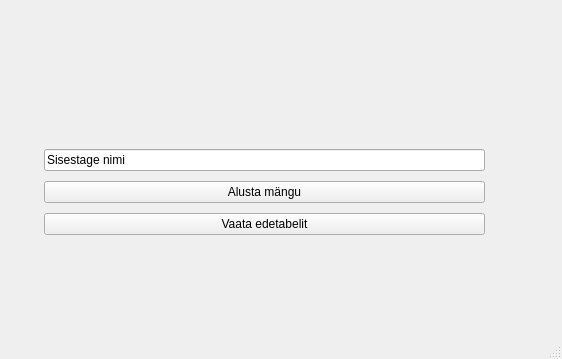
This is startwindow.ui in TonisTonissoo/TypeRacerProjekt as Qt 5 draws it before an edit; both pictures show x 0 to 562 and y 241 to 600 of the 562 by 600 pixel window. The edited form follows.
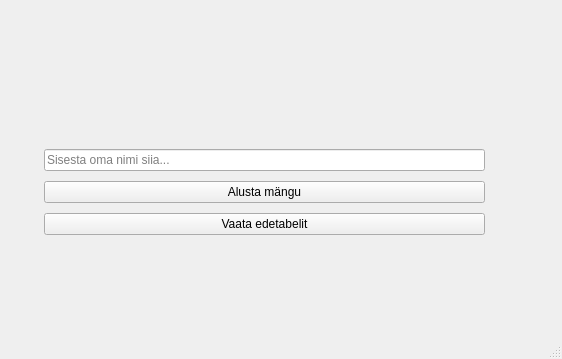
This is the edited form.

The edit to the form file:
```diff
--- a/startwindow.ui
+++ b/startwindow.ui
@@ -49,7 +49,10 @@
      <item>
       <widget class="QLineEdit" name="lineEditNimi">
        <property name="text">
-        <string>Sisestage nimi</string>
+        <string/>
+       </property>
+       <property name="placeholderText">
+        <string>Sisesta oma nimi siia...</string>
        </property>
       </widget>
      </item>
```
Left out of the diff: 2 changed lines with no effect on the pictures. Lines whose indentation alone changed are shown as unchanged.
